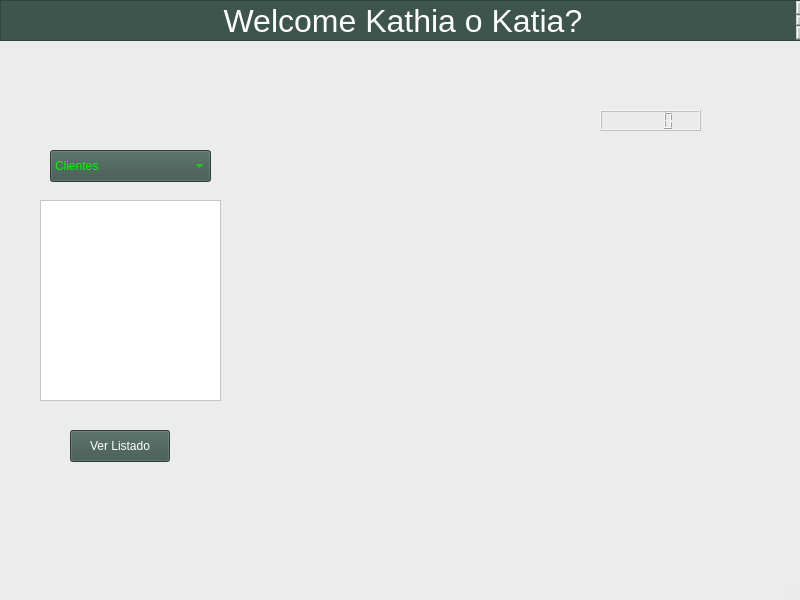
Qt form mainwindow.ui (Kaouruk/Comercio-Electronico) before a commit.
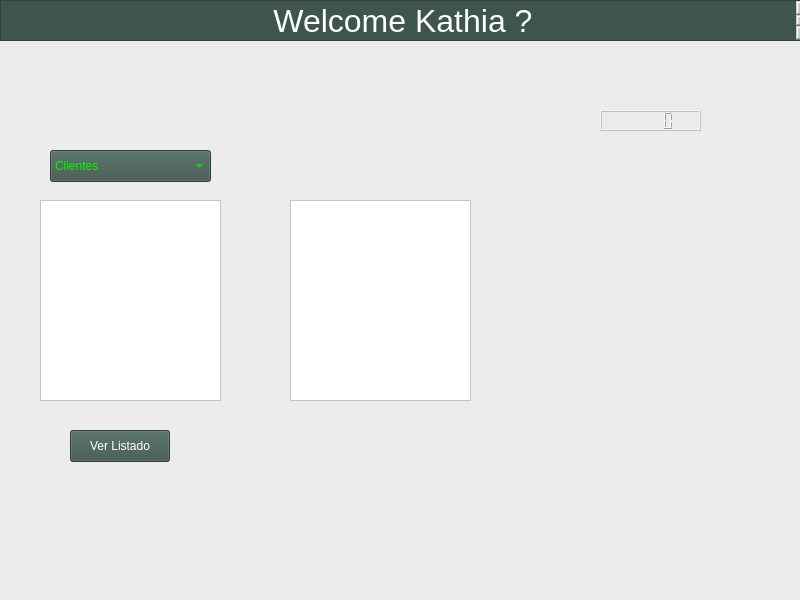
The same form after that commit.

```diff
--- a/mainwindow.ui
+++ b/mainwindow.ui
@@ -41,7 +41,7 @@
 li.unchecked::marker { content: &quot;\2610&quot;; }
 li.checked::marker { content: &quot;\2612&quot;; }
 &lt;/style&gt;&lt;/head&gt;&lt;body style=&quot; font-family:'.AppleSystemUIFont'; font-size:13pt; font-weight:400; font-style:normal;&quot;&gt;
-&lt;p align=&quot;center&quot; style=&quot; margin-top:0px; margin-bottom:0px; margin-left:0px; margin-right:0px; -qt-block-indent:0; text-indent:0px;&quot;&gt;&lt;span style=&quot; font-size:24pt;&quot;&gt; Welcome Kathia o Katia?&lt;/span&gt;&lt;/p&gt;&lt;/body&gt;&lt;/html&gt;</string>
+&lt;p align=&quot;center&quot; style=&quot; margin-top:0px; margin-bottom:0px; margin-left:0px; margin-right:0px; -qt-block-indent:0; text-indent:0px;&quot;&gt;&lt;span style=&quot; font-size:24pt;&quot;&gt; Welcome Kathia ?&lt;/span&gt;&lt;/p&gt;&lt;/body&gt;&lt;/html&gt;</string>
     </property>
    </widget>
    <widget class="QTextBrowser" name="txtListas">
@@ -115,6 +115,21 @@
      </property>
     </item>
    </widget>
+   <widget class="QTextBrowser" name="txtListas_2">
+    <property name="geometry">
+     <rect>
+      <x>290</x>
+      <y>200</y>
+      <width>181</width>
+      <height>201</height>
+     </rect>
+    </property>
+    <property name="styleSheet">
+     <string notr="true">background-color:white;
+color:black;
+</string>
+    </property>
+   </widget>
   </widget>
   <widget class="QMenuBar" name="menubar">
    <property name="geometry">
```
